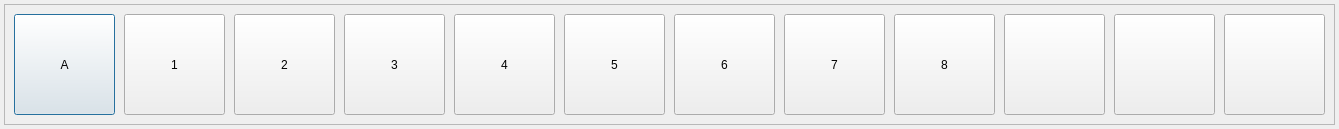
Qt form gui/mainwidget/src/dvrsetup/device/videoinput/videoinputbar1080p.ui (yjsin-emastec/neptune) before a commit.
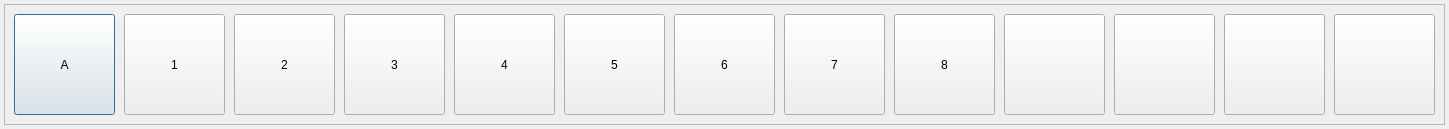
The same form after that commit.

```diff
--- a/gui/mainwidget/src/dvrsetup/device/videoinput/videoinputbar1080p.ui
+++ b/gui/mainwidget/src/dvrsetup/device/videoinput/videoinputbar1080p.ui
@@ -6,7 +6,7 @@
    <rect>
     <x>0</x>
     <y>0</y>
-    <width>1339</width>
+    <width>1449</width>
     <height>129</height>
    </rect>
   </property>
@@ -18,7 +18,7 @@
     <rect>
      <x>4</x>
      <y>4</y>
-     <width>1331</width>
+     <width>1441</width>
      <height>121</height>
     </rect>
    </property>
@@ -172,6 +172,19 @@
     </property>
    </widget>
    <widget class="QPushButton" name="buttonClose">
+    <property name="geometry">
+     <rect>
+      <x>1330</x>
+      <y>10</y>
+      <width>101</width>
+      <height>101</height>
+     </rect>
+    </property>
+    <property name="text">
+     <string/>
+    </property>
+   </widget>
+   <widget class="QPushButton" name="buttonRotate">
     <property name="geometry">
      <rect>
       <x>1220</x>
```
